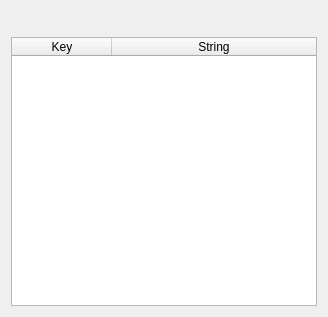
Before: the Qt Designer form tablepanelwidget.ui in kambala-decapitator/QTblEditor, drawn with Qt 5.
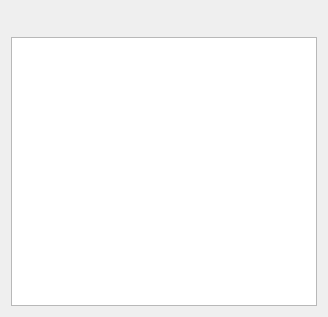
After: the same form once the commit is applied. Custom widgets are drawn as their Qt base class.

Commit message: replace QTableWidget with QTableView + QStandardItemModel, disable all editing functionality

The edit to the form file:
```diff
--- a/tablepanelwidget.ui
+++ b/tablepanelwidget.ui
@@ -74,19 +74,9 @@
      <property name="cornerButtonEnabled">
       <bool>false</bool>
      </property>
-     <attribute name="horizontalHeaderStretchLastSection">
+     <attribute name="verticalHeaderCascadingSectionResizes">
       <bool>true</bool>
      </attribute>
-     <column>
-      <property name="text">
-       <string>Key</string>
-      </property>
-     </column>
-     <column>
-      <property name="text">
-       <string>String</string>
-      </property>
-     </column>
     </widget>
    </item>
   </layout>
@@ -94,7 +84,7 @@
  <customwidgets>
   <customwidget>
    <class>D2StringTableWidget</class>
-   <extends>QTableWidget</extends>
+   <extends>QTableView</extends>
    <header>d2stringtablewidget.h</header>
   </customwidget>
  </customwidgets>
```
The commit also changes 9 other files.
